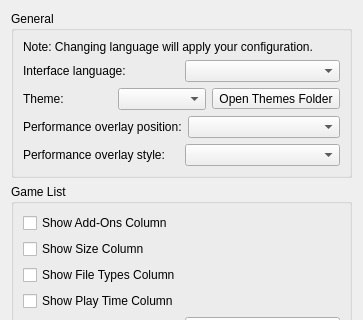
Old version of the form src/yuzu/configuration/configure_ui.ui in the repository Arthiyart/Lichii-Theme; both pictures show x 0 to 363 and y 0 to 320 of the 363 by 613 pixel window.
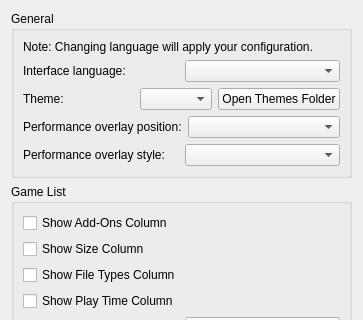
New version of the form.

Commit message:
Apply updates theme and overlay, memory in the full overlay, Art Dark theme
- The Apply button of the configuration applies the theme and the
  performance overlay's position and style, as OK does.
- The full overlay style shows the emulator's memory.
- The theme list lines up with the other lists and Open Themes Folder is
  a push button.
- The example theme is Art Dark: a less saturated green and a faint
  background on the status bar buttons.

The edit to the form file:
```diff
--- a/src/yuzu/configuration/configure_ui.ui
+++ b/src/yuzu/configuration/configure_ui.ui
@@ -50,7 +50,7 @@
          </layout>
         </item>
         <item>
-         <layout class="QHBoxLayout" name="horizontalLayout_3">
+         <layout class="QHBoxLayout" name="horizontalLayout_3" stretch="1,1">
           <item>
            <widget class="QLabel" name="theme_label">
             <property name="text">
@@ -59,10 +59,12 @@
            </widget>
           </item>
           <item>
+           <layout class="QHBoxLayout" name="theme_choice_layout" stretch="1,0">
+            <item>
            <widget class="QComboBox" name="theme_combobox"/>
           </item>
           <item>
-           <widget class="QToolButton" name="themes_folder_button">
+             <widget class="QPushButton" name="themes_folder_button">
             <property name="toolTip">
              <string>Each folder in the themes folder that holds a style.qss is listed as a theme.</string>
             </property>
@@ -73,6 +75,8 @@
           </item>
          </layout>
         </item>
+         </layout>
+        </item>
         <item>
          <layout class="QHBoxLayout" name="perf_overlay_position_layout">
           <item>
```
Left out of the diff: 6 changed lines with no effect on the pictures. Lines whose indentation alone changed are shown as unchanged. The commit also changes 13 other files.
